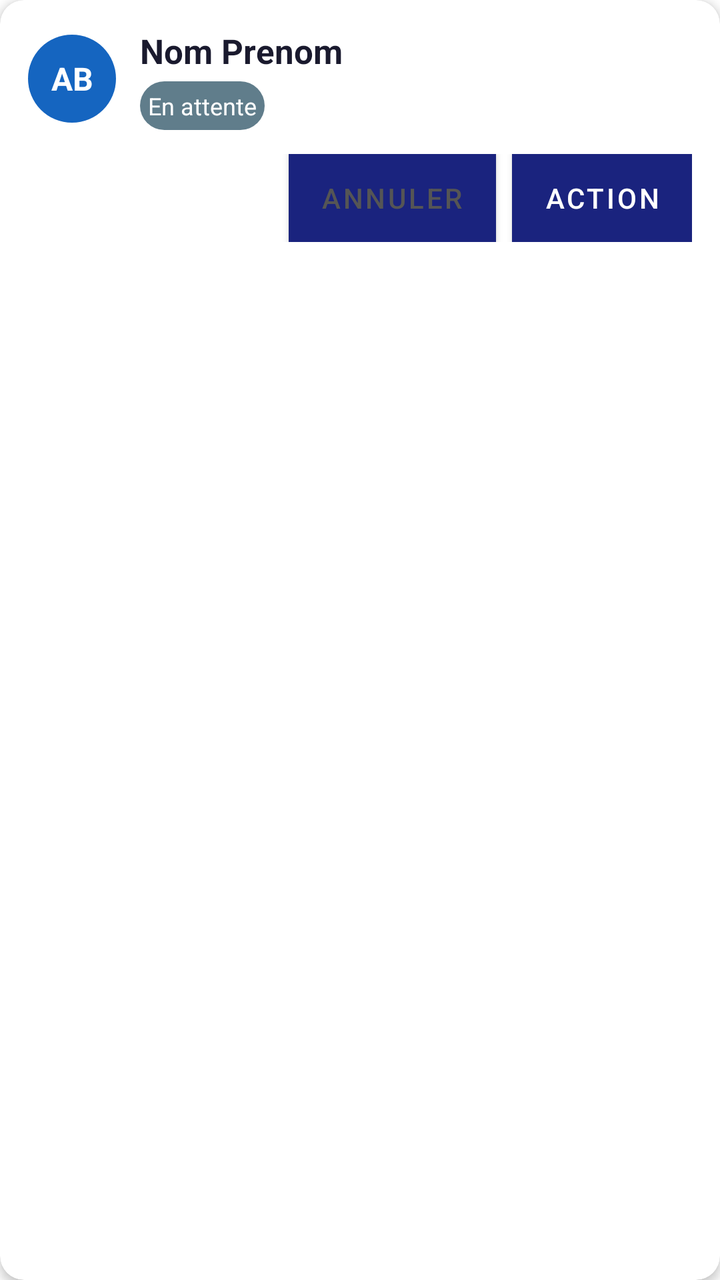
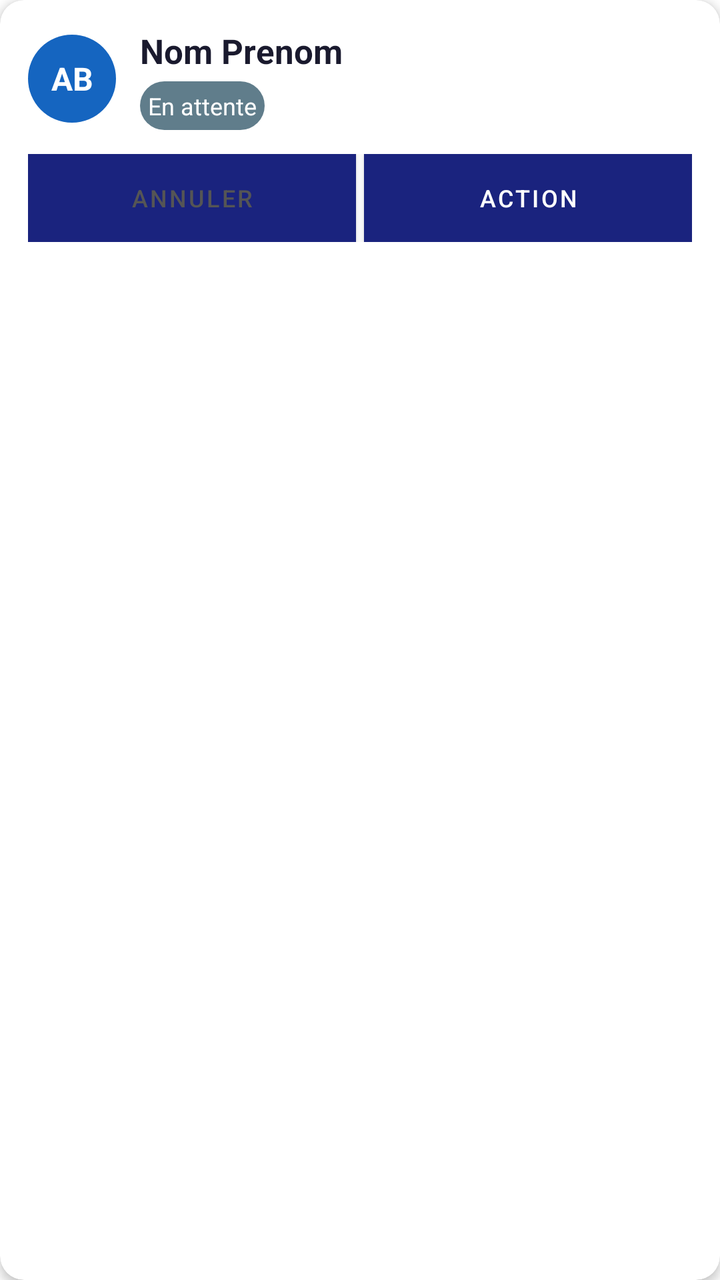

Screens rendered from an Android XML layout before and after an edit, with the pre-edit source and the edit as a unified diff.
<!-- AndroidManifest.xml: application theme Theme.Follow -->
<!-- res/layout/item_vol.xml -->
<?xml version="1.0" encoding="utf-8"?>
<androidx.cardview.widget.CardView
    xmlns:android="http://schemas.android.com/apk/res/android"
    xmlns:app="http://schemas.android.com/apk/res-auto"
    android:id="@+id/cardView"
    android:layout_width="match_parent"
    android:layout_height="wrap_content"
    android:layout_marginLeft="4dp"
    android:layout_marginRight="4dp"
    android:layout_marginTop="5dp"
    android:layout_marginBottom="5dp"
    app:cardCornerRadius="12dp"
    app:cardElevation="3dp">

    <LinearLayout
        android:layout_width="match_parent"
        android:layout_height="wrap_content"
        android:orientation="vertical"
        android:padding="14dp">

        <LinearLayout
            android:layout_width="match_parent"
            android:layout_height="wrap_content"
            android:orientation="horizontal"
            android:gravity="center_vertical">

            <TextView
                android:id="@+id/tvInitiales"
                android:layout_width="44dp"
                android:layout_height="44dp"
                android:gravity="center"
                android:textSize="16sp"
                android:textStyle="bold"
                android:textColor="#FFFFFF"
                android:background="@drawable/bg_avatar"
                android:text="AB" />

            <LinearLayout
                android:layout_width="0dp"
                android:layout_height="wrap_content"
                android:layout_weight="1"
                android:orientation="vertical"
                android:layout_marginLeft="12dp">

                <TextView
                    android:id="@+id/tvNom"
                    android:layout_width="wrap_content"
                    android:layout_height="wrap_content"
                    android:textSize="17sp"
                    android:textStyle="bold"
                    android:textColor="#1A1A2E"
                    android:text="Nom Prenom" />

                <TextView
                    android:id="@+id/tvStatut"
                    android:layout_width="wrap_content"
                    android:layout_height="wrap_content"
                    android:layout_marginTop="4dp"
                    android:padding="4dp"
                    android:textSize="12sp"
                    android:textColor="#FFFFFF"
                    android:background="@drawable/bg_badge"
                    android:text="En attente" />

            </LinearLayout>

            <TextView
                android:id="@+id/tvTime"
                android:layout_width="wrap_content"
                android:layout_height="wrap_content"
                android:textSize="18sp"
                android:textStyle="bold"
                android:textColor="#1565C0"
                android:visibility="gone"
                android:text="09:34" />

        </LinearLayout>

        <TextView
            android:id="@+id/tvExos"
            android:layout_width="match_parent"
            android:layout_height="wrap_content"
            android:layout_marginTop="8dp"
            android:padding="8dp"
            android:textSize="13sp"
            android:textColor="#1565C0"
            android:background="@drawable/bg_exos"
            android:visibility="gone"
            android:text="NF2 5 - NF2 6" />

        <LinearLayout
            android:layout_width="match_parent"
            android:layout_height="wrap_content"
            android:orientation="horizontal"
            android:layout_marginTop="12dp"
            android:gravity="end">

            <Button
                android:id="@+id/btnSecondary"
                android:layout_width="wrap_content"
                android:layout_height="44dp"
                android:layout_marginRight="8dp"
                android:textSize="14sp"
                android:textColor="#555555"
                android:background="#E0E0E0"
                android:text="Annuler" />

            <Button
                android:id="@+id/btnPrimary"
                android:layout_width="wrap_content"
                android:layout_height="44dp"
                android:textSize="14sp"
                android:textColor="#FFFFFF"
                android:background="#1565C0"
                android:text="Action" />

        </LinearLayout>

    </LinearLayout>

</androidx.cardview.widget.CardView>
<!-- resources referenced by this layout -->
<resources>
  <!-- drawable bg_avatar (drawable) -->
  <?xml version="1.0" encoding="utf-8"?>
  <shape xmlns:android="http://schemas.android.com/apk/res/android"
      android:shape="oval">
      <solid android:color="#1565C0" />
  </shape>
  <!-- drawable bg_badge (drawable) -->
  <?xml version="1.0" encoding="utf-8"?>
  <shape xmlns:android="http://schemas.android.com/apk/res/android"
      android:shape="rectangle">
      <corners android:radius="20dp" />
      <solid android:color="#607D8B" />
  </shape>
  <!-- drawable bg_exos (drawable) -->
  <?xml version="1.0" encoding="utf-8"?>
  <shape xmlns:android="http://schemas.android.com/apk/res/android"
      android:shape="rectangle">
      <corners android:radius="8dp" />
      <solid android:color="#E3F2FD" />
      <stroke android:width="1dp" android:color="#90CAF9" />
  </shape>
  <style name="Theme.Follow" parent="Theme.MaterialComponents.Light.NoActionBar">
          <item name="colorPrimary">@color/colorPrimary</item>
          <item name="colorPrimaryDark">@color/colorPrimaryDark</item>
          <item name="colorAccent">@color/colorAccent</item>
          <item name="android:windowBackground">@android:color/white</item>
      </style>
  <color name="colorPrimary">#1A237E</color>
  <color name="colorPrimaryDark">#0D1452</color>
  <color name="colorAccent">#2196F3</color>
</resources>

<!-- the commit's change to res/layout/item_vol.xml (unified diff, before → after) -->
@@ -96,20 +96,34 @@
             android:gravity="end">
 
             <Button
+                android:id="@+id/btnTertiary"
+                android:layout_width="0dp"
+                android:layout_height="44dp"
+                android:layout_weight="1"
+                android:layout_marginRight="4dp"
+                android:textSize="12sp"
+                android:textColor="#FFFFFF"
+                android:background="#1565C0"
+                android:visibility="gone"
+                android:text="Vu deco" />
+
+            <Button
                 android:id="@+id/btnSecondary"
-                android:layout_width="wrap_content"
+                android:layout_width="0dp"
                 android:layout_height="44dp"
-                android:layout_marginRight="8dp"
-                android:textSize="14sp"
+                android:layout_weight="1"
+                android:layout_marginRight="4dp"
+                android:textSize="12sp"
                 android:textColor="#555555"
                 android:background="#E0E0E0"
                 android:text="Annuler" />
 
             <Button
                 android:id="@+id/btnPrimary"
-                android:layout_width="wrap_content"
+                android:layout_width="0dp"
                 android:layout_height="44dp"
-                android:textSize="14sp"
+                android:layout_weight="1"
+                android:textSize="12sp"
                 android:textColor="#FFFFFF"
                 android:background="#1565C0"
                 android:text="Action" />
